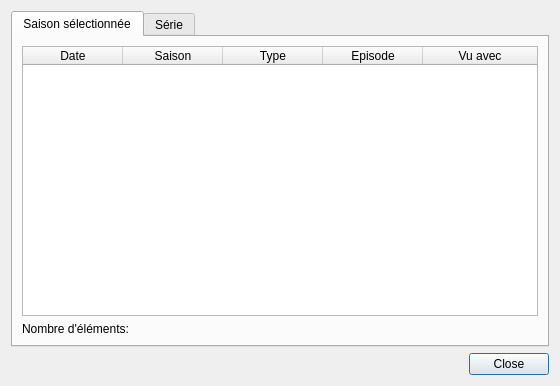
The window that src/ui/dialogs/view_history.ui (seigneurfuo/MyAnimeManager3) describes before a commit, drawn with Qt 5.
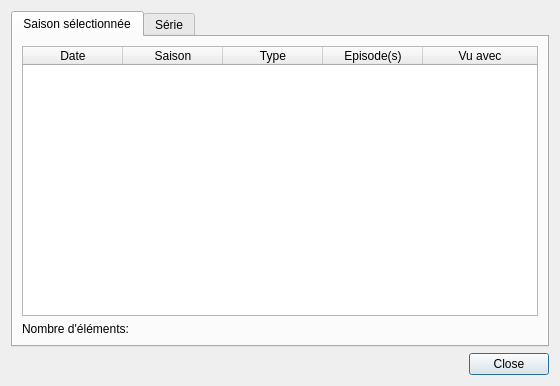
The same window after the commit. The open tabs and pages were chosen to show the change.

Commit message: Correction graphique sur l'historique des visionnage d'un animé.

```diff
--- a/src/ui/dialogs/view_history.ui
+++ b/src/ui/dialogs/view_history.ui
@@ -41,6 +41,9 @@
          <attribute name="horizontalHeaderStretchLastSection">
           <bool>true</bool>
          </attribute>
+         <attribute name="verticalHeaderDefaultSectionSize">
+          <number>20</number>
+         </attribute>
          <column>
           <property name="text">
            <string>Date</string>
@@ -58,7 +61,7 @@
          </column>
          <column>
           <property name="text">
-           <string>Episode</string>
+           <string>Episode(s)</string>
           </property>
          </column>
          <column>
```
Left out of the diff: 2 changed lines with no effect on the pictures.
